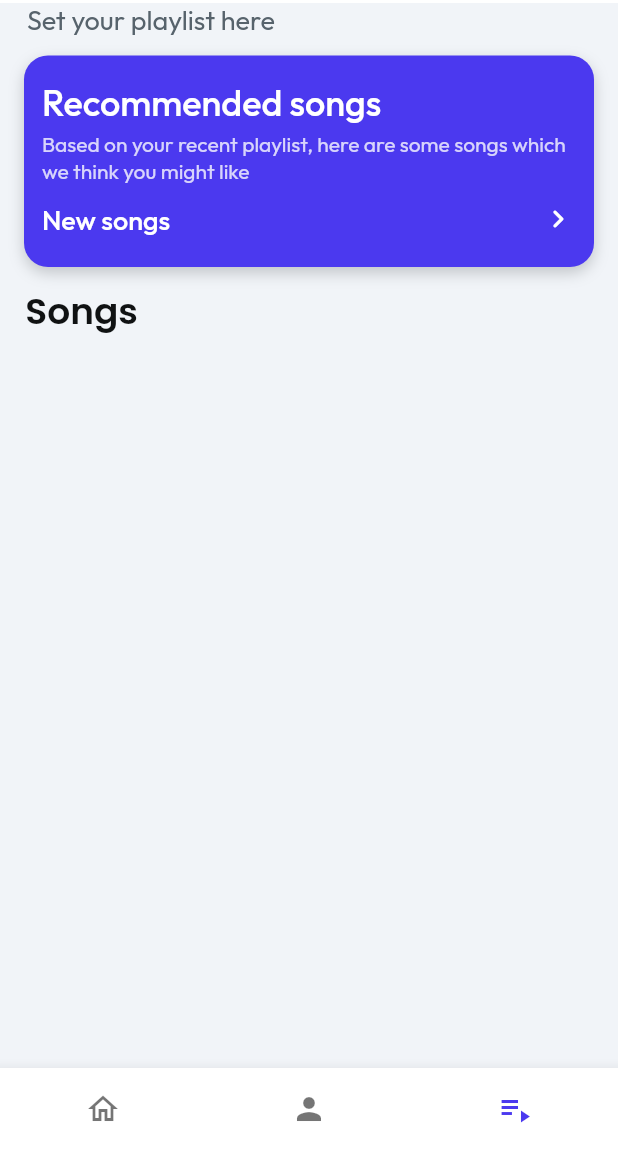
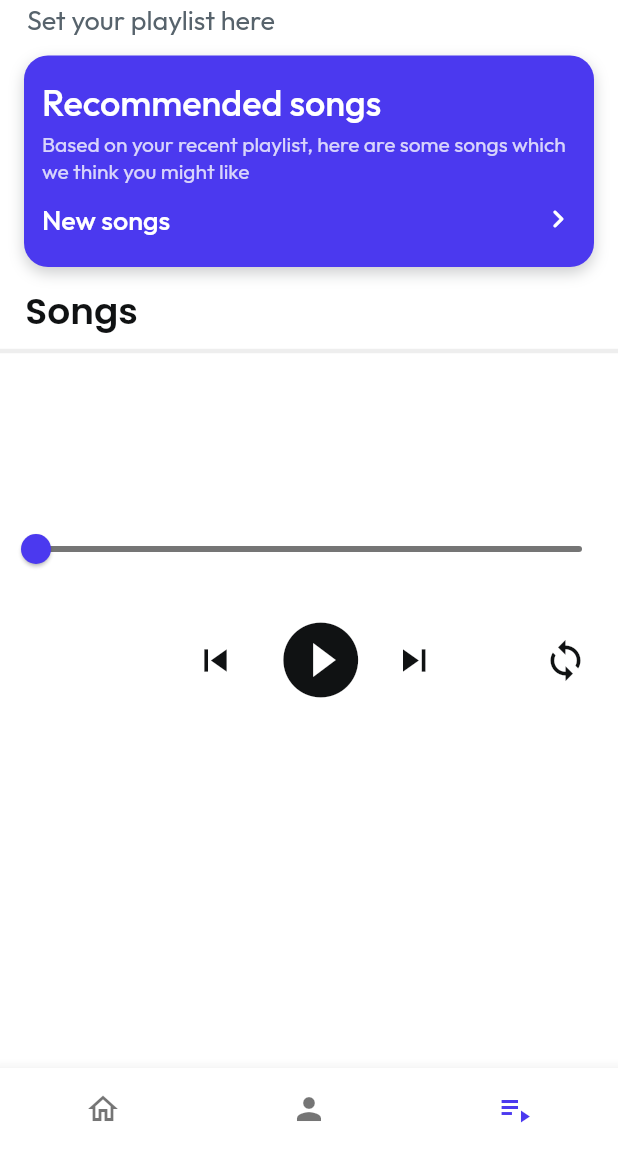
Before and after one commit to pmaxit/lullabies, a Flutter app: the screen it shows once a user with an empty profile is signed in, item 3 of the bottom bar chosen, on a phone screen of 412 x 824 dp, the part 84-1236 px from its top. Run offline on Flutter 3.47's test engine with Material 2 defaults, Android fonts, the phone set to English and light mode, and no system bars; our stand-ins replace auto_size_text, built_collection, built_value, cached_network_image, cloud_firestore, firebase_auth and 15 more; missing offline and left inert: json_path; accounts and stored records are empty; network calls fail.

Commit message:
Updating to latest FlutterFlow output.

```diff
--- a/lib/backend/schema/songs_record.dart
+++ b/lib/backend/schema/songs_record.dart
@@ -9,23 +9,23 @@ part 'songs_record.g.dart';
 abstract class SongsRecord implements Built<SongsRecord, SongsRecordBuilder> {
   static Serializer<SongsRecord> get serializer => _$songsRecordSerializer;
 
+  String? get name;
+
+  String? get youtube;
+
   String? get cover;
 
-  String? get name;
-
   String? get url;
-
-  String? get youtube;
 
   @BuiltValueField(wireName: kDocumentReferenceField)
   DocumentReference? get ffRef;
   DocumentReference get reference => ffRef!;
 
   static void _initializeBuilder(SongsRecordBuilder builder) => builder
+    ..name = ''
+    ..youtube = ''
     ..cover = ''
-    ..name = ''
-    ..url = ''
-    ..youtube = '';
+    ..url = '';
 
   static CollectionReference get collection =>
       FirebaseFirestore.instance.collection('songs');
@@ -49,19 +49,19 @@ abstract class SongsRecord implements Built<SongsRecord, SongsRecordBuilder> {
 }
 
 Map<String, dynamic> createSongsRecordData({
+  String? name,
+  String? youtube,
   String? cover,
-  String? name,
   String? url,
-  String? youtube,
 }) {
   final firestoreData = serializers.toFirestore(
     SongsRecord.serializer,
     SongsRecord(
       (s) => s
+        ..name = name
+        ..youtube = youtube
         ..cover = cover
-        ..name = name
-        ..url = url
-        ..youtube = youtube,
+        ..url = url,
     ),
   );
 
--- /dev/null
+++ b/lib/components/audiowidget_model.dart
@@ -0,0 +1,39 @@
+import '/backend/backend.dart';
+import '/flutter_flow/flutter_flow_icon_button.dart';
+import '/flutter_flow/flutter_flow_theme.dart';
+import '/flutter_flow/flutter_flow_util.dart';
+import 'package:cloud_firestore/cloud_firestore.dart';
+import 'package:flutter/material.dart';
+import 'package:google_fonts/google_fonts.dart';
+import 'package:provider/provider.dart';
+
+class AudiowidgetModel extends FlutterFlowModel {
+  ///  Local state fields for this component.
+
+  String? playtime;
+
+  String? durationtime;
+
+  SongsRecord? song;
+
+  bool? play;
+
+  List<DocumentReference> songs = [];
+  void addToSongs(DocumentReference item) => songs.add(item);
+  void removeFromSongs(DocumentReference item) => songs.remove(item);
+  void removeAtIndexFromSongs(int index) => songs.removeAt(index);
+
+  ///  State fields for stateful widgets in this component.
+
+  // State field(s) for Slider widget.
+  double? sliderValue;
+
+  /// Initialization and disposal methods.
+
+  void initState(BuildContext context) {}
+
+  void dispose() {}
+
+  /// Additional helper methods are added here.
+
+}
--- /dev/null
+++ b/lib/components/audiowidget_widget.dart
@@ -0,0 +1,145 @@
+import '/backend/backend.dart';
+import '/flutter_flow/flutter_flow_icon_button.dart';
+import '/flutter_flow/flutter_flow_theme.dart';
+import '/flutter_flow/flutter_flow_util.dart';
+import 'package:cloud_firestore/cloud_firestore.dart';
+import 'package:flutter/material.dart';
+import 'package:google_fonts/google_fonts.dart';
+import 'package:provider/provider.dart';
+import 'audiowidget_model.dart';
+export 'audiowidget_model.dart';
+
+class AudiowidgetWidget extends StatefulWidget {
+  const AudiowidgetWidget({Key? key}) : super(key: key);
+
+  @override
+  _AudiowidgetWidgetState createState() => _AudiowidgetWidgetState();
+}
+
+class _AudiowidgetWidgetState extends State<AudiowidgetWidget> {
+  late AudiowidgetModel _model;
+
+  @override
+  void setState(VoidCallback callback) {
+    super.setState(callback);
+    _model.onUpdate();
+  }
+
+  @override
+  void initState() {
+    super.initState();
+    _model = createModel(context, () => AudiowidgetModel());
+
+    WidgetsBinding.instance.addPostFrameCallback((_) => setState(() {}));
+  }
+
+  @override
+  void dispose() {
+    _model.maybeDispose();
+
+    super.dispose();
+  }
+
+  @override
+  Widget build(BuildContext context) {
+    return Column(
+      mainAxisSize: MainAxisSize.max,
+      children: [
+        Slider(
+          activeColor: FlutterFlowTheme.of(context).primary,
+          inactiveColor: FlutterFlowTheme.of(context).accent2,
+          min: 0.0,
+          max: 10.0,
+          value: _model.sliderValue ??= 0.0,
+          onChanged: (newValue) {
+            newValue = double.parse(newValue.toStringAsFixed(4));
+            setState(() => _model.sliderValue = newValue);
+          },
+        ),
+        Row(
+          mainAxisSize: MainAxisSize.max,
+          mainAxisAlignment: MainAxisAlignment.center,
+          children: [
+            Expanded(
+              child: Container(
+                height: 100.0,
+                child: Stack(
+                  children: [
+                    Align(
+                      alignment: AlignmentDirectional(-0.4, 0.0),
+                      child: FlutterFlowIconButton(
+                        borderColor: Colors.transparent,
+                        borderRadius: 30.0,
+                        borderWidth: 1.0,
+                        buttonSize: 100.0,
+                        icon: Icon(
+                          Icons.skip_previous,
+                          color: FlutterFlowTheme.of(context).primaryText,
+                          size: 30.0,
+                        ),
+                        onPressed: () {
+                          print('IconButton pressed ...');
+                        },
+                      ),
+                    ),
+                    Align(
+                      alignment: AlignmentDirectional(0.05, 0.0),
+                      child: FlutterFlowIconButton(
+                        borderColor: Colors.transparent,
+                        borderRadius: 30.0,
+                        borderWidth: 1.0,
+                        buttonSize: 100.0,
+                        icon: Icon(
+                          Icons.play_circle_fill,
+                          color: FlutterFlowTheme.of(context).primaryText,
+                          size: 60.0,
+                        ),
+                        onPressed: () {
+                          print('IconButton pressed ...');
+                        },
+                      ),
+                    ),
+                    Align(
+                      alignment: AlignmentDirectional(0.45, 0.0),
+                      child: FlutterFlowIconButton(
+                        borderColor: Colors.transparent,
+                        borderRadius: 30.0,
+                        borderWidth: 1.0,
+                        buttonSize: 100.0,
+                        icon: Icon(
+                          Icons.skip_next_sharp,
+                          color: FlutterFlowTheme.of(context).primaryText,
+                          size: 30.0,
+                        ),
+                        onPressed: () {
+                          print('IconButton pressed ...');
+                        },
+                      ),
+                    ),
+                    Align(
+                      alignment: AlignmentDirectional(1.0, 0.0),
+                      child: FlutterFlowIconButton(
+                        borderColor: Colors.transparent,
+                        borderRadius: 30.0,
+                        borderWidth: 1.0,
+                        buttonSize: 70.0,
+                        icon: Icon(
+                          Icons.loop_outlined,
+                          color: FlutterFlowTheme.of(context).primaryText,
+                          size: 30.0,
+                        ),
+                        onPressed: () {
+                          print('IconButton pressed ...');
+                        },
+                      ),
+                    ),
+                  ],
+                ),
+              ),
+            ),
+          ],
+        ),
+      ],
+    );
+  }
+}
--- a/lib/components/song_card_widget.dart
+++ b/lib/components/song_card_widget.dart
@@ -57,7 +57,7 @@ class _SongCardWidgetState extends State<SongCardWidget> {
               shape: BoxShape.circle,
             ),
             child: Image.network(
-              'https://images.unsplash.com/photo-1534528741775-53994a69daeb?ixlib=rb-1.2.1&ixid=MnwxMjA3fDB8MHxzZWFyY2h8MjB8fHByb2ZpbGV8ZW58MHx8MHx8&auto=format&fit=crop&w=800&q=60',
+              widget.song!.cover!,
               fit: BoxFit.fitWidth,
             ),
           ),
@@ -84,9 +84,12 @@ class _SongCardWidgetState extends State<SongCardWidget> {
               ),
             ),
           ),
+          if (!_model.play!)
             FFButtonWidget(
-            onPressed: () {
-              print('Button pressed ...');
+              onPressed: () async {
+                setState(() {
+                  _model.play = true;
+                });
               },
               text: 'Play',
               options: FFButtonOptions(
@@ -106,9 +109,12 @@ class _SongCardWidgetState extends State<SongCardWidget> {
                 borderRadius: BorderRadius.circular(8.0),
               ),
             ),
+          if (_model.play ?? true)
             FFButtonWidget(
-            onPressed: () {
-              print('Button pressed ...');
+              onPressed: () async {
+                setState(() {
+                  _model.play = false;
+                });
               },
               text: 'Pause',
               options: FFButtonOptions(
--- a/lib/playlist/playlist_model.dart
+++ b/lib/playlist/playlist_model.dart
@@ -1,4 +1,5 @@
 import '/backend/backend.dart';
+import '/components/audiowidget_widget.dart';
 import '/components/song_card_widget.dart';
 import '/flutter_flow/flutter_flow_theme.dart';
 import '/flutter_flow/flutter_flow_util.dart';
@@ -7,11 +8,20 @@ import 'package:google_fonts/google_fonts.dart';
 import 'package:provider/provider.dart';
 
 class PlaylistModel extends FlutterFlowModel {
+  ///  State fields for stateful widgets in this page.
+
+  // Model for audiowidget component.
+  late AudiowidgetModel audiowidgetModel;
+
   /// Initialization and disposal methods.
 
-  void initState(BuildContext context) {}
+  void initState(BuildContext context) {
+    audiowidgetModel = createModel(context, () => AudiowidgetModel());
+  }
 
-  void dispose() {}
+  void dispose() {
+    audiowidgetModel.dispose();
+  }
 
   /// Additional helper methods are added here.
 
--- a/lib/playlist/playlist_widget.dart
+++ b/lib/playlist/playlist_widget.dart
@@ -1,4 +1,5 @@
 import '/backend/backend.dart';
+import '/components/audiowidget_widget.dart';
 import '/components/song_card_widget.dart';
 import '/flutter_flow/flutter_flow_theme.dart';
 import '/flutter_flow/flutter_flow_util.dart';
@@ -90,7 +91,12 @@ class _PlaylistWidgetState extends State<PlaylistWidget> {
           ),
           body: GestureDetector(
             onTap: () => FocusScope.of(context).requestFocus(_unfocusNode),
-            child: SingleChildScrollView(
+            child: Container(
+              width: double.infinity,
+              height: double.infinity,
+              decoration: BoxDecoration(
+                color: FlutterFlowTheme.of(context).secondaryBackground,
+              ),
               child: Column(
                 mainAxisSize: MainAxisSize.max,
                 children: [
@@ -260,6 +266,28 @@ class _PlaylistWidgetState extends State<PlaylistWidget> {
                       );
                     },
                   ),
+                  Column(
+                    mainAxisSize: MainAxisSize.max,
+                    crossAxisAlignment: CrossAxisAlignment.stretch,
+                    children: [
+                      Divider(
+                        thickness: 3.0,
+                        color: FlutterFlowTheme.of(context).accent4,
+                      ),
+                      Align(
+                        alignment: AlignmentDirectional(0.0, -0.3),
+                        child: Padding(
+                          padding: EdgeInsetsDirectional.fromSTEB(
+                              0.0, 100.0, 0.0, 0.0),
+                          child: wrapWithModel(
+                            model: _model.audiowidgetModel,
+                            updateCallback: () => setState(() {}),
+                            child: AudiowidgetWidget(),
+                          ),
+                        ),
+                      ),
+                    ],
+                  ),
                 ],
               ),
             ),
```
Also changed, not shown: lib/backend/schema/songs_record.g.dart. Lines whose indentation alone changed are shown as unchanged.
